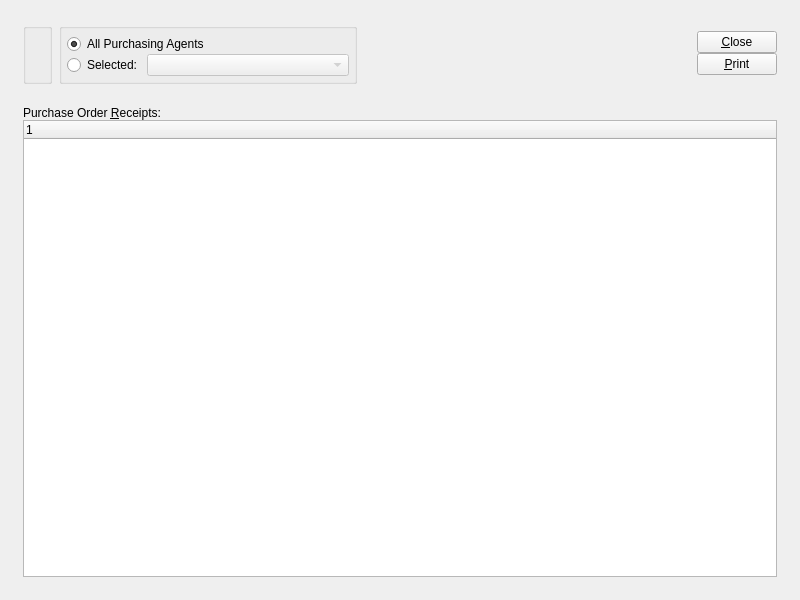
WooodHead/xtuple, file xtuple/trunk/guiclient/dspUninvoicedReceivings.ui: the form before one commit.
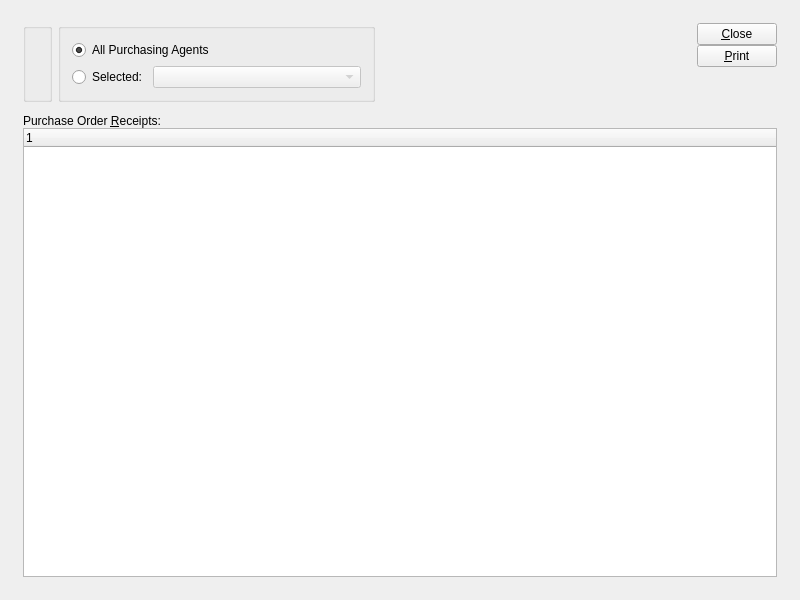
The form after the commit. Custom widgets are drawn as their Qt base class.

The edit to the form file:
```diff
--- a/xtuple/trunk/guiclient/dspUninvoicedReceivings.ui
+++ b/xtuple/trunk/guiclient/dspUninvoicedReceivings.ui
@@ -20,9 +20,9 @@
   <property name="windowTitle" >
    <string>Uninvoiced P/O Receipts and Returns</string>
   </property>
-  <layout class="QGridLayout" name="gridLayout_2" >
+  <layout class="QGridLayout" name="gridLayout_4" >
    <item row="0" column="0" >
-    <layout class="QGridLayout" name="gridLayout" >
+    <layout class="QGridLayout" name="gridLayout_3" >
      <property name="margin" >
       <number>12</number>
      </property>
@@ -30,29 +30,7 @@
       <number>12</number>
      </property>
      <item row="0" column="0" >
-      <layout class="QHBoxLayout" >
-       <property name="spacing" >
-        <number>7</number>
-       </property>
-       <property name="margin" >
-        <number>0</number>
-       </property>
-       <item>
-        <layout class="QVBoxLayout" >
-         <property name="spacing" >
-          <number>0</number>
-         </property>
-         <property name="margin" >
-          <number>0</number>
-         </property>
-         <item>
-          <layout class="QHBoxLayout" >
-           <property name="spacing" >
-            <number>7</number>
-           </property>
-           <property name="margin" >
-            <number>0</number>
-           </property>
+      <layout class="QHBoxLayout" name="horizontalLayout" >
            <item>
             <widget class="WarehouseGroup" name="_warehouse" >
              <property name="title" >
@@ -65,14 +43,8 @@
              <property name="title" >
               <string/>
              </property>
-             <layout class="QVBoxLayout" >
-              <property name="spacing" >
-               <number>0</number>
-              </property>
-              <property name="margin" >
-               <number>5</number>
-              </property>
-              <item>
+         <layout class="QGridLayout" name="gridLayout" >
+          <item row="0" column="0" colspan="2" >
                <widget class="QRadioButton" name="_allPurchasingAgents" >
                 <property name="text" >
                  <string>All Purchasing Agents</string>
@@ -82,22 +54,14 @@
                 </property>
                </widget>
               </item>
-              <item>
-               <layout class="QHBoxLayout" >
-                <property name="spacing" >
-                 <number>5</number>
-                </property>
-                <property name="margin" >
-                 <number>0</number>
-                </property>
-                <item>
+          <item row="1" column="0" >
                  <widget class="QRadioButton" name="_selectedPurchasingAgent" >
                   <property name="text" >
                    <string>Selected:</string>
                   </property>
                  </widget>
                 </item>
-                <item>
+          <item row="1" column="1" >
                  <widget class="XComboBox" name="_agent" >
                   <property name="enabled" >
                    <bool>false</bool>
@@ -111,29 +75,7 @@
                  </widget>
                 </item>
                </layout>
-              </item>
-             </layout>
-            </widget>
-           </item>
-          </layout>
-         </item>
-         <item>
-          <spacer>
-           <property name="orientation" >
-            <enum>Qt::Vertical</enum>
-           </property>
-           <property name="sizeType" >
-            <enum>QSizePolicy::Preferred</enum>
-           </property>
-           <property name="sizeHint" stdset="0" >
-            <size>
-             <width>16</width>
-             <height>10</height>
-            </size>
-           </property>
-          </spacer>
-         </item>
-        </layout>
+        </widget>
        </item>
        <item>
         <spacer name="horizontalSpacer" >
@@ -142,7 +84,7 @@
          </property>
          <property name="sizeHint" stdset="0" >
           <size>
-           <width>40</width>
+           <width>0</width>
            <height>20</height>
           </size>
          </property>
@@ -153,9 +95,6 @@
          <property name="spacing" >
           <number>0</number>
          </property>
-         <property name="margin" >
-          <number>0</number>
-         </property>
          <item>
           <spacer>
            <property name="orientation" >
@@ -177,17 +116,11 @@
            <property name="spacing" >
             <number>0</number>
            </property>
-           <property name="margin" >
-            <number>0</number>
-           </property>
            <item>
             <layout class="QVBoxLayout" >
              <property name="spacing" >
               <number>0</number>
              </property>
-             <property name="margin" >
-              <number>0</number>
-             </property>
              <item>
               <widget class="QPushButton" name="_close" >
                <property name="text" >
@@ -210,12 +143,12 @@
               <enum>Qt::Vertical</enum>
              </property>
              <property name="sizeType" >
-              <enum>QSizePolicy::Preferred</enum>
+              <enum>QSizePolicy::Expanding</enum>
              </property>
              <property name="sizeHint" stdset="0" >
               <size>
                <width>10</width>
-               <height>10</height>
+               <height>0</height>
               </size>
              </property>
             </spacer>
@@ -227,11 +160,29 @@
       </layout>
      </item>
      <item row="1" column="0" >
-      <layout class="QVBoxLayout" >
-       <property name="spacing" >
-        <number>0</number>
+      <widget class="QFrame" name="_frame" >
+       <property name="sizePolicy" >
+        <sizepolicy vsizetype="Expanding" hsizetype="Preferred" >
+         <horstretch>0</horstretch>
+         <verstretch>1</verstretch>
+        </sizepolicy>
        </property>
+       <property name="frameShape" >
+        <enum>QFrame::NoFrame</enum>
+       </property>
+       <property name="frameShadow" >
+        <enum>QFrame::Raised</enum>
+       </property>
+       <layout class="QGridLayout" name="gridLayout_2" >
        <property name="margin" >
+         <number>0</number>
+        </property>
+        <property name="spacing" >
+         <number>0</number>
+        </property>
+        <item row="0" column="0" >
+         <layout class="QVBoxLayout" >
+          <property name="spacing" >
         <number>0</number>
        </property>
        <item>
@@ -255,6 +206,9 @@
         </widget>
        </item>
       </layout>
+        </item>
+       </layout>
+      </widget>
      </item>
     </layout>
    </item>
```
Left out of the diff: 4 changed lines with no effect on the pictures. Lines whose indentation alone changed are shown as unchanged.
